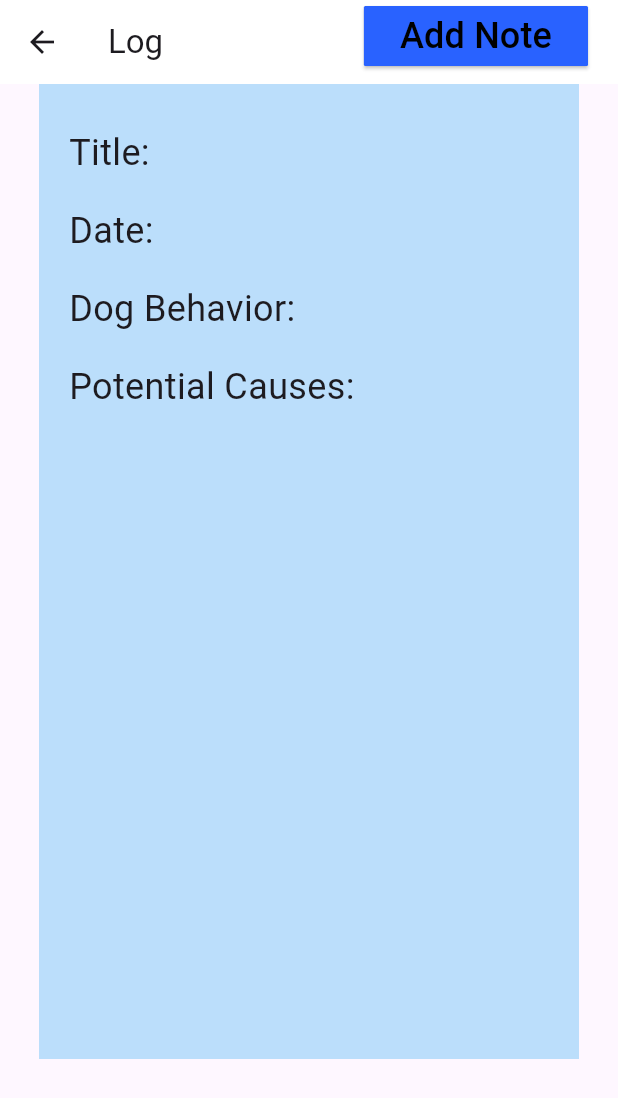
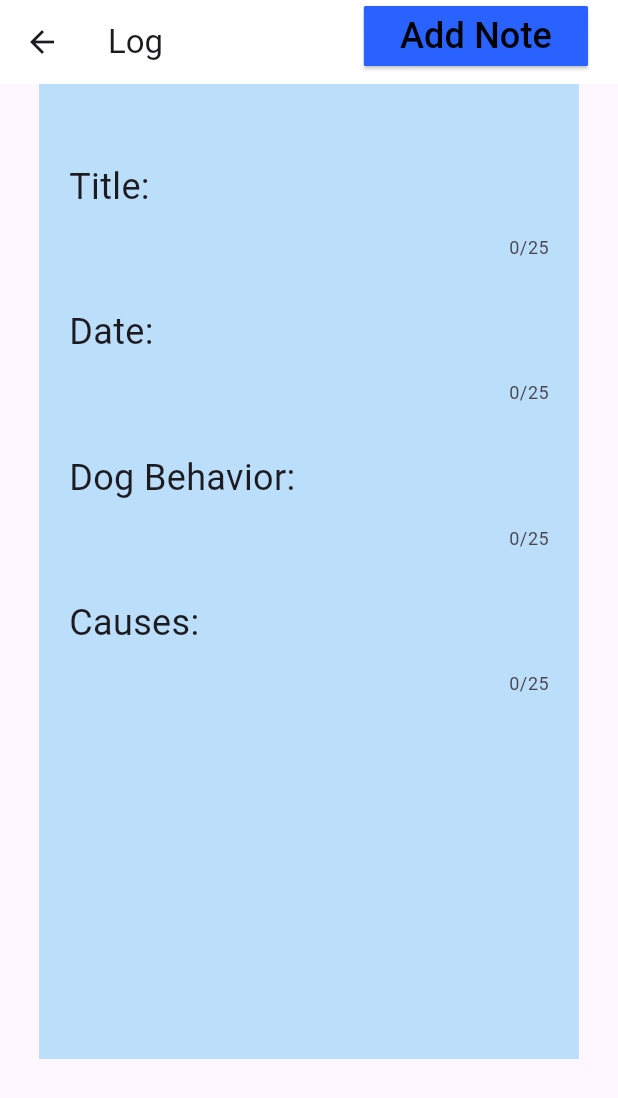
Before and after one commit to YvetteCarlos/CS4750_FinalProject, a Flutter app: the EditNotePage screen opened directly, after a tap on the "add" icon, on a phone screen of 412 x 824 dp. Shown: the top 1098 px of the screen. Run offline on Flutter 3.47's test engine with Material 3 defaults, Android fonts, the phone set to English and light mode, and no system bars; our stand-ins replace shared_preferences; accounts and stored records are empty.

Commit message:
made some final tweaks

```diff
--- a/lib/create_notes.dart
+++ b/lib/create_notes.dart
@@ -1,4 +1,4 @@
-import 'package:dogcipher/notes_page.dart';
+
 import 'package:dogcipher/models/note_model.dart';
 import 'package:flutter/material.dart';
 
@@ -91,6 +91,8 @@ import 'package:flutter/material.dart';
                         ),
                       ),
                          Expanded(
+                          child: Container(
+                            margin: const EdgeInsets.only(top:25.0),
                             child: TextFormField(
                               controller: titleController,
                               style: const TextStyle(
@@ -99,7 +101,8 @@ import 'package:flutter/material.dart';
                               decoration: const InputDecoration(
                                 border: InputBorder.none,
                               ),
-                            maxLines: 1,
+                              maxLength: 25,
+                            ),
                           ),
                       ),
                     ],
@@ -113,6 +116,8 @@ import 'package:flutter/material.dart';
                         ),
                       ),
                       Expanded(
+                        child: Container(
+                          margin: EdgeInsets.only(top:25.0),
                           child: TextFormField(
                             controller: dateController,
                             style: const TextStyle(
@@ -121,7 +126,8 @@ import 'package:flutter/material.dart';
                             decoration: const InputDecoration(
                               border: InputBorder.none,
                             ),
-                          maxLines: 1,
+                            maxLength: 25,
+                          ),
                         ),
                       ),
                     ],
@@ -135,6 +141,8 @@ import 'package:flutter/material.dart';
                         ),
                       ),
                       Expanded(
+                        child: Container(
+                          margin: const EdgeInsets.only(top:25.0),
                           child: TextFormField(
                             controller: dogController,
                             style: const TextStyle(
@@ -143,7 +151,8 @@ import 'package:flutter/material.dart';
                             decoration: const InputDecoration(
                               border: InputBorder.none,
                             ),
-                          maxLines: 1,
+                            maxLength: 25,
+                          ),
                         ),
                       ),
                     ],
@@ -151,12 +160,14 @@ import 'package:flutter/material.dart';
                   Row(
                     children: [
                       const Text(
-                        'Potential Causes:',
+                        'Causes:',
                         style: TextStyle(
                           fontSize: 24,
                         ),
                       ),
                       Expanded(
+                        child: Container(
+                          margin: const EdgeInsets.only(top:25.0),
                           child: TextFormField(
                             controller: potController,
                             style: const TextStyle(
@@ -165,7 +176,8 @@ import 'package:flutter/material.dart';
                             decoration: const InputDecoration(
                               border: InputBorder.none,
                             ),
-                          maxLines: 1,
+                            maxLength: 25,
+                          ),
                         ),
                       ),
                     ],
--- a/lib/widgets/note_card.dart
+++ b/lib/widgets/note_card.dart
@@ -38,10 +38,12 @@ class NoteCard extends StatelessWidget {
               mainAxisAlignment: MainAxisAlignment.center,
               children: [
                 Container(
+                  margin: const EdgeInsets.only(left: 10.0),
                   child: Text(
                     note.title,
                     style: const TextStyle(
                       fontSize: 24,
+                      fontWeight: FontWeight.bold,
 
                     ),
                     maxLines: 2,
```
Lines whose indentation alone changed are shown as unchanged.
